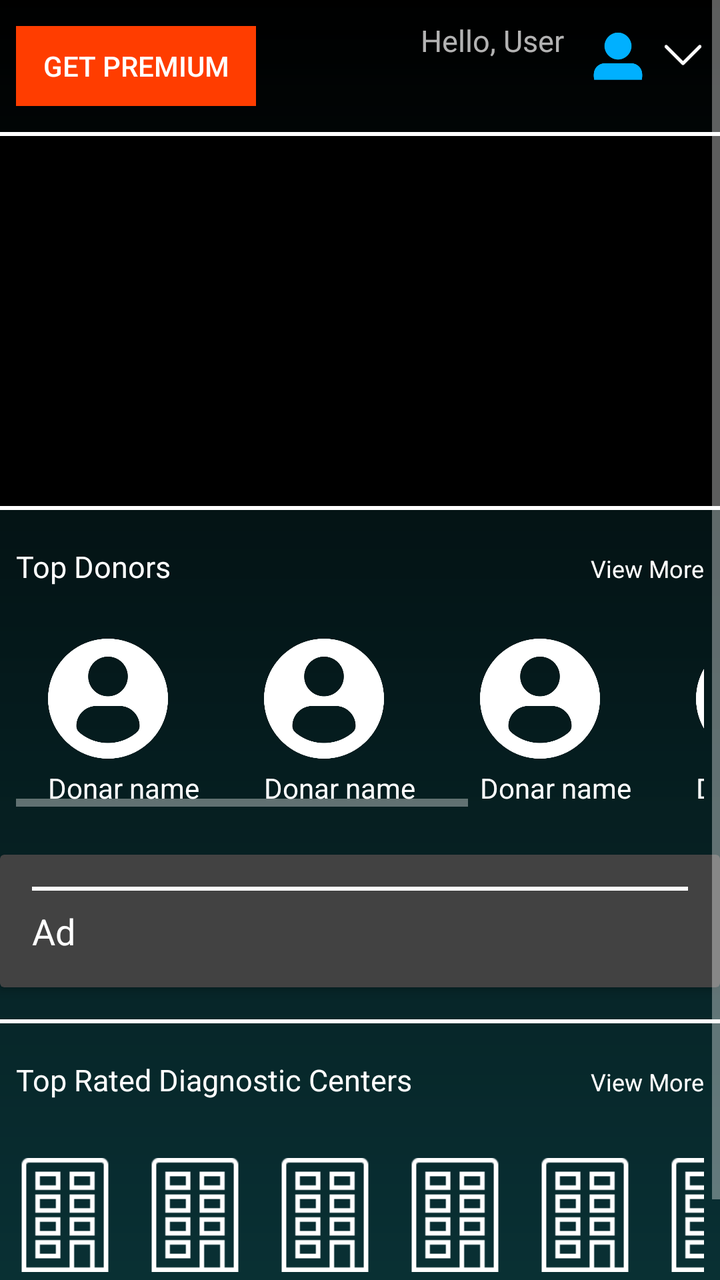
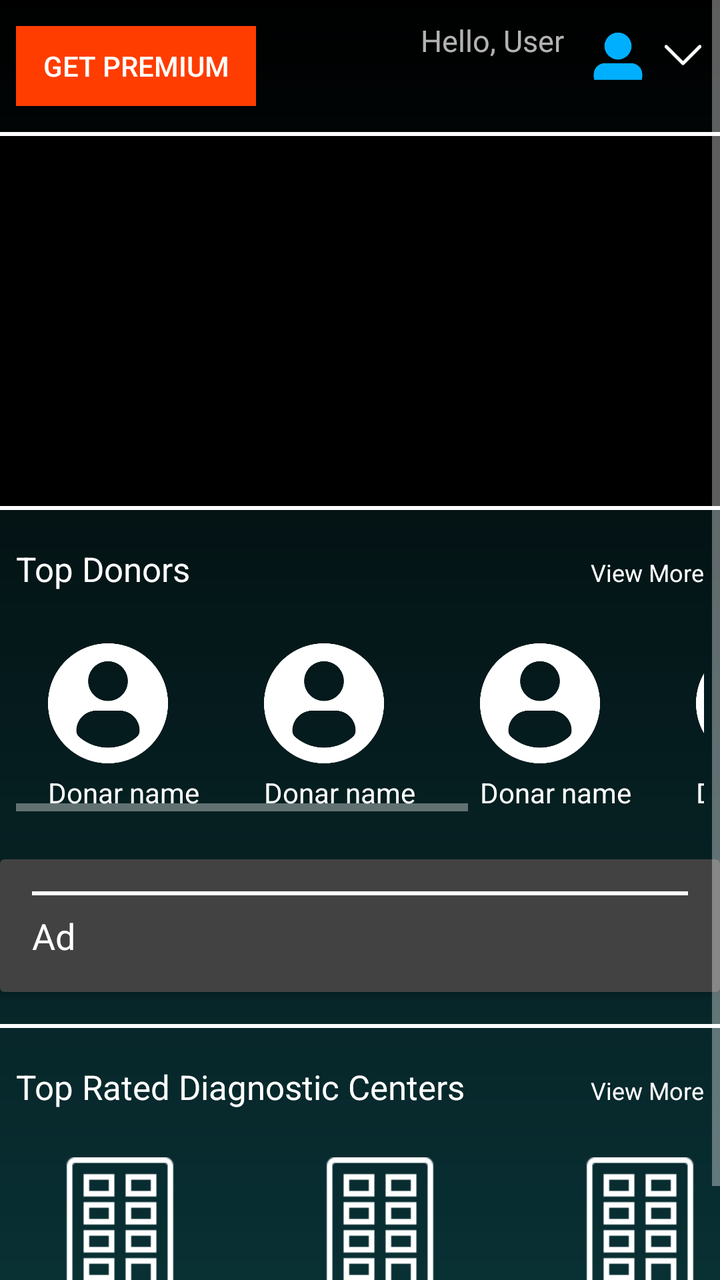

Before-and-after screenshots of an Android layout around one commit, followed by the original layout XML and the change that was made.
<!-- AndroidManifest.xml: application theme Theme.AppCompat -->
<!-- res/layout/fragment_tab1.xml -->
<?xml version="1.0" encoding="utf-8"?>
<ScrollView xmlns:android="http://schemas.android.com/apk/res/android"
    xmlns:app="http://schemas.android.com/apk/res-auto"
    xmlns:tools="http://schemas.android.com/tools"
    android:layout_width="match_parent"
    android:background="@drawable/android_fade"
    android:layout_height="match_parent">

    <LinearLayout
        android:layout_width="match_parent"
        android:layout_height="match_parent"
        android:background="#85000000"
        android:orientation="vertical">
        
        <LinearLayout
            android:layout_width="match_parent"
            android:layout_height="50dp"
            android:layout_marginTop="8dp"
            android:layout_marginBottom="8dp"
            android:orientation="horizontal">

            
            <Button
                android:id="@+id/btnPremium"
                android:layout_width="120dp"
                android:layout_height="40dp"
                android:layout_gravity="center"
                android:layout_marginLeft="8dp"
                android:background="#FF3D00"
                android:text="Get Premium"
                android:textColor="#FFFFFF" />

            <TextView
                android:id="@+id/user_details"
                android:layout_width="wrap_content"
                android:layout_height="wrap_content"
                android:layout_gravity="right"
                android:layout_weight="1"
                android:gravity="end"
                android:paddingTop="2dp"
                android:paddingRight="10dp"
                android:text="Hello, User"
                android:textSize="15dp" />

            <ImageView
                android:layout_width="34dp"
                android:layout_height="40dp"
                android:layout_marginRight="5dp"
                android:src="@drawable/profile"
                app:tint="@color/light_blue_A400" />

            
            <ImageView
                android:id="@+id/imageView2"
                android:layout_width="21dp"
                android:layout_height="39dp"
                android:layout_marginRight="8dp"
                android:clickable="true"
                android:onClick="showPopupMenu"
                android:src="@drawable/down_arrow"
                app:tint="@color/white" />
        </LinearLayout>
        <View
            android:layout_width="match_parent"
            android:layout_height="2dp"
            android:background="#FFFFFF" />
        
        <androidx.viewpager.widget.ViewPager
            android:id="@+id/viewPager"
            android:layout_width="match_parent"
            android:layout_height="185dp"
            android:background="#000" />
        <View
            android:layout_width="match_parent"
            android:layout_height="2dp"
            android:background="#FFFFFF" />
        
        <LinearLayout
            android:layout_width="match_parent"
            android:layout_height="wrap_content"
            android:orientation="horizontal"
            android:layout_marginTop="10dp"
            android:padding="8dp">

            <TextView
                android:layout_width="0dp"
                android:layout_height="wrap_content"
                android:layout_weight="1"
                android:gravity="start"
                android:text="Top Donors"
                android:textColor="#FFFFFF"
                android:textSize="15sp" />

            <TextView
                android:layout_width="wrap_content"
                android:layout_height="wrap_content"
                android:onClick="onViewMoreClick"
                android:text="View More"
                android:id="@+id/textViewViewMore"
                android:textColor="#FFFFFF"
                android:textSize="12sp" />
        </LinearLayout>

        
        <HorizontalScrollView
            android:layout_width="match_parent"
            android:layout_height="wrap_content"
            android:layout_marginTop="10dp"
            android:padding="8dp">

            <LinearLayout
                android:layout_width="match_parent"
                android:layout_height="wrap_content"
                android:orientation="horizontal">

                
                <LinearLayout
                    android:layout_width="wrap_content"
                    android:layout_height="wrap_content"
                    android:gravity="center_horizontal"
                    android:orientation="vertical">

                    <ImageView
                        android:layout_width="100dp"
                        android:layout_height="60dp"
                        android:id="@+id/donar1"
                        android:layout_marginRight="8dp"
                        android:src="@drawable/profi" />

                    <TextView
                        android:layout_width="wrap_content"
                        android:layout_height="wrap_content"
                        android:paddingTop="5dp"
                        android:id="@+id/donarname1"
                        android:text="Donar name"
                        android:textColor="#FFFFFF" />
                </LinearLayout>

                <LinearLayout
                    android:layout_width="wrap_content"
                    android:layout_height="wrap_content"
                    android:gravity="center_horizontal"
                    android:orientation="vertical">

                    <ImageView
                        android:layout_width="100dp"
                        android:layout_height="60dp"
                        android:layout_marginRight="8dp"
                        android:id="@+id/donar2"
                        android:src="@drawable/profi" />

                    <TextView
                        android:layout_width="wrap_content"
                        android:layout_height="wrap_content"
                        android:paddingTop="5dp"
                        android:text="Donar name"
                        android:id="@+id/donarname2"
                        android:textColor="#FFFFFF" />
                </LinearLayout>

                <LinearLayout
                    android:layout_width="wrap_content"
                    android:layout_height="wrap_content"
                    android:gravity="center_horizontal"
                    android:orientation="vertical">

                    <ImageView
                        android:layout_width="100dp"
                        android:layout_height="60dp"
                        android:layout_marginRight="8dp"
                        android:id="@+id/donar3"
                        android:src="@drawable/profi" />

                    <TextView
                        android:layout_width="wrap_content"
                        android:layout_height="wrap_content"
                        android:paddingTop="5dp"
                        android:id="@+id/donarname3"
                        android:text="Donar name"
                        android:textColor="#FFFFFF" />
                </LinearLayout>

                <LinearLayout
                    android:layout_width="wrap_content"
                    android:layout_height="wrap_content"
                    android:gravity="center_horizontal"
                    android:orientation="vertical">

                    <ImageView
                        android:layout_width="100dp"
                        android:layout_height="60dp"
                        android:layout_marginRight="8dp"
                        android:id="@+id/donar4"
                        android:src="@drawable/profi" />

                    <TextView
                        android:layout_width="wrap_content"
                        android:layout_height="wrap_content"
                        android:paddingTop="5dp"
                        android:text="Donar name"
                        android:id="@+id/donarname4"
                        android:textColor="#FFFFFF" />
                </LinearLayout>

                <LinearLayout
                    android:layout_width="wrap_content"
                    android:layout_height="wrap_content"
                    android:gravity="center_horizontal"
                    android:orientation="vertical">

                    <ImageView
                        android:layout_width="100dp"
                        android:layout_height="60dp"
                        android:id="@+id/donar5"
                        android:layout_marginRight="8dp"
                        android:src="@drawable/profi" />

                    <TextView
                        android:layout_width="wrap_content"
                        android:layout_height="wrap_content"
                        android:paddingTop="5dp"
                        android:id="@+id/donarname5"
                        android:text="Donar name"
                        android:textColor="#FFFFFF" />
                </LinearLayout>

                
            </LinearLayout>
        </HorizontalScrollView>
        
        <androidx.cardview.widget.CardView
            android:id="@+id/adView"
            android:layout_width="match_parent"
            android:layout_height="wrap_content"
            android:layout_marginTop="16dp"
            android:layout_marginBottom="16dp"
            android:elevation="4dp">

            <LinearLayout
                android:layout_width="match_parent"
                android:layout_height="wrap_content"
                android:orientation="vertical"
                android:padding="16dp">
                
                <View
                    android:layout_width="match_parent"
                    android:layout_height="2dp"
                    android:background="#FFFFFF" />

                
                <TextView
                    android:layout_width="wrap_content"
                    android:layout_height="wrap_content"
                    android:layout_marginTop="8dp"
                    android:text="Ad"
                    android:textColor="#FFFFFF"
                    android:textSize="18sp" />
            </LinearLayout>
        </androidx.cardview.widget.CardView>
        <View
            android:layout_width="match_parent"
            android:layout_height="2dp"
            android:background="#FFFFFF" />
        
        <LinearLayout
            android:layout_width="match_parent"
            android:layout_height="wrap_content"
            android:orientation="horizontal"
            android:layout_marginTop="10dp"
            android:padding="8dp">

            <TextView
                android:layout_width="0dp"
                android:layout_height="wrap_content"
                android:layout_weight="1"
                android:gravity="start"
                android:text="Top Rated Diagnostic Centers"
                android:textColor="#FFFFFF"
                android:textSize="15sp" />

            <TextView
                android:layout_width="wrap_content"
                android:layout_height="wrap_content"
                android:onClick="onViewMoreDiagnosticCentersClick"
                android:text="View More"
                android:textColor="#FFFFFF"
                android:textSize="12sp" />
        </LinearLayout>

        
        <HorizontalScrollView
            android:layout_width="match_parent"
            android:layout_height="wrap_content"
            android:layout_marginTop="8dp"
            android:padding="8dp">

            <LinearLayout
                android:layout_width="wrap_content"
                android:layout_height="wrap_content"
                android:orientation="horizontal">

                

                
                <LinearLayout
                    android:layout_width="wrap_content"
                    android:layout_height="wrap_content"
                    android:gravity="center_horizontal"
                    android:orientation="vertical">

                    <ImageView
                        android:layout_width="57dp"
                        android:layout_height="67dp"
                        android:layout_marginRight="8dp"
                        android:src="@drawable/placeholder_building"
                        app:tint="@color/white" />

                    <TextView
                        android:layout_width="wrap_content"
                        android:layout_height="wrap_content"
                        android:layout_marginRight="5dp"
                        android:paddingTop="5dp"
                        android:text="Name"
                        android:textColor="#FFFFFF" />

                </LinearLayout>

                <LinearLayout
                    android:layout_width="wrap_content"
                    android:layout_height="wrap_content"
                    android:gravity="center_horizontal"
                    android:orientation="vertical">

                    <ImageView
                        android:layout_width="57dp"
                        android:layout_height="67dp"
                        android:layout_marginRight="8dp"
                        android:src="@drawable/placeholder_building"
                        app:tint="@color/white" />

                    <TextView
                        android:layout_width="wrap_content"
                        android:layout_height="wrap_content"
                        android:layout_marginRight="5dp"
                        android:paddingTop="5dp"
                        android:text="Name"
                        android:textColor="#FFFFFF" />

                </LinearLayout>

                <LinearLayout
                    android:layout_width="wrap_content"
                    android:layout_height="wrap_content"
                    android:gravity="center_horizontal"
                    android:orientation="vertical">

                    <ImageView
                        android:layout_width="57dp"
                        android:layout_height="67dp"
                        android:layout_marginRight="8dp"
                        android:src="@drawable/placeholder_building"
                        app:tint="@color/white" />

                    <TextView
                        android:layout_width="wrap_content"
                        android:layout_height="wrap_content"
                        android:layout_marginRight="5dp"
                        android:paddingTop="5dp"
                        android:text="Name"
                        android:textColor="#FFFFFF" />

                </LinearLayout>

                <LinearLayout
                    android:layout_width="wrap_content"
                    android:layout_height="wrap_content"
                    android:gravity="center_horizontal"
                    android:orientation="vertical">

                    <ImageView
                        android:layout_width="57dp"
                        android:layout_height="67dp"
                        android:layout_marginRight="8dp"
                        android:src="@drawable/placeholder_building"
                        app:tint="@color/white" />

                    <TextView
                        android:layout_width="wrap_content"
                        android:layout_height="wrap_content"
                        android:layout_marginRight="5dp"
                        android:paddingTop="5dp"
                        android:text="Name"
                        android:textColor="#FFFFFF" />

                </LinearLayout>

                <LinearLayout
                    android:layout_width="wrap_content"
                    android:layout_height="wrap_content"
                    android:gravity="center_horizontal"
                    android:orientation="vertical">

                    <ImageView
                        android:layout_width="57dp"
                        android:layout_height="67dp"
                        android:layout_marginRight="8dp"
                        android:src="@drawable/placeholder_building"
                        app:tint="@color/white" />

                    <TextView
                        android:layout_width="wrap_content"
                        android:layout_height="wrap_content"
                        android:layout_marginRight="5dp"
                        android:paddingTop="5dp"
                        android:text="Name"
                        android:textColor="#FFFFFF" />

                </LinearLayout>

                <LinearLayout
                    android:layout_width="wrap_content"
                    android:layout_height="wrap_content"
                    android:gravity="center_horizontal"
                    android:orientation="vertical">

                    <ImageView
                        android:layout_width="57dp"
                        android:layout_height="67dp"
                        android:layout_marginRight="8dp"
                        android:src="@drawable/placeholder_building"
                        app:tint="@color/white" />

                    <TextView
                        android:layout_width="wrap_content"
                        android:layout_height="wrap_content"
                        android:layout_marginRight="5dp"
                        android:paddingTop="5dp"
                        android:text="Name"
                        android:textColor="#FFFFFF" />

                </LinearLayout>

                <LinearLayout
                    android:layout_width="wrap_content"
                    android:layout_height="wrap_content"
                    android:gravity="center_horizontal"
                    android:orientation="vertical">

                    <ImageView
                        android:layout_width="57dp"
                        android:layout_height="67dp"
                        android:layout_marginRight="8dp"
                        android:src="@drawable/placeholder_building"
                        app:tint="@color/white" />

                    <TextView
                        android:layout_width="wrap_content"
                        android:layout_height="wrap_content"
                        android:layout_marginRight="5dp"
                        android:paddingTop="5dp"
                        android:text="Name"
                        android:textColor="#FFFFFF" />

                </LinearLayout>

                <LinearLayout
                    android:layout_width="wrap_content"
                    android:layout_height="wrap_content"
                    android:gravity="center_horizontal"
                    android:orientation="vertical">

                    <ImageView
                        android:layout_width="57dp"
                        android:layout_height="67dp"
                        android:layout_marginRight="8dp"
                        android:src="@drawable/placeholder_building"
                        app:tint="@color/white" />

                    <TextView
                        android:layout_width="wrap_content"
                        android:layout_height="wrap_content"
                        android:layout_marginRight="5dp"
                        android:paddingTop="5dp"
                        android:text="Name"
                        android:textColor="#FFFFFF" />

                </LinearLayout>
            </LinearLayout>
        </HorizontalScrollView>
        <View
            android:layout_width="match_parent"
            android:layout_height="2dp"
            android:layout_marginTop="8dp"
            android:background="#FFFFFF" />
    </LinearLayout>
</ScrollView>
<!-- resources referenced by this layout -->
<resources>
  <color name="light_blue_A400">#FF00B0FF</color>
  <color name="white">#FFFFFFFF</color>
  <!-- drawable android_fade (drawable) -->
  <shape xmlns:android="http://schemas.android.com/apk/res/android">
      <gradient
          android:angle="270"
          android:endColor="#A100838F"
          android:startColor="#000000"
          android:type="linear" />
  </shape>
  <!-- drawable down_arrow: png bitmap (drawable, 510 bytes) -->
  <!-- drawable placeholder_building: png bitmap (drawable, 585 bytes) -->
  <!-- drawable profi: png bitmap (drawable, 16344 bytes) -->
  <!-- drawable profile: png bitmap (drawable, 2217 bytes) -->
</resources>

<!-- the commit's change to res/layout/fragment_tab1.xml (unified diff, before → after) -->
@@ -19,7 +19,6 @@
             android:layout_marginBottom="8dp"
             android:orientation="horizontal">
 
-            
             <Button
                 android:id="@+id/btnPremium"
                 android:layout_width="120dp"
@@ -89,7 +88,7 @@
                 android:gravity="start"
                 android:text="Top Donors"
                 android:textColor="#FFFFFF"
-                android:textSize="15sp" />
+                android:textSize="17sp" />
 
             <TextView
                 android:layout_width="wrap_content"
@@ -276,7 +275,7 @@
                 android:gravity="start"
                 android:text="Top Rated Diagnostic Centers"
                 android:textColor="#FFFFFF"
-                android:textSize="15sp" />
+                android:textSize="17sp" />
 
             <TextView
                 android:layout_width="wrap_content"
@@ -299,46 +298,53 @@
                 android:layout_height="wrap_content"
                 android:orientation="horizontal">
 
-                
-
-                
-                <LinearLayout
-                    android:layout_width="wrap_content"
-                    android:layout_height="wrap_content"
-                    android:gravity="center_horizontal"
-                    android:orientation="vertical">
-
-                    <ImageView
-                        android:layout_width="57dp"
-                        android:layout_height="67dp"
-                        android:layout_marginRight="8dp"
+                <LinearLayout
+                    android:id="@+id/diagnostic_center_item_1"
+                    android:layout_width="120dp"
+                    android:layout_marginEnd="10dp"
+                    android:layout_height="match_parent"
+                    android:gravity="center_horizontal"
+                    android:orientation="vertical">
+
+                    <ImageView
+                        android:id="@+id/diagnostic_center_image_1"
+                        android:layout_width="70dp"
+                        android:layout_height="70dp"
+                        android:layout_marginRight="8dp"
+                        android:adjustViewBounds="true"
                         android:src="@drawable/placeholder_building"
                         app:tint="@color/white" />
 
                     <TextView
-                        android:layout_width="wrap_content"
-                        android:layout_height="wrap_content"
-                        android:layout_marginRight="5dp"
+                        android:id="@+id/diagnostic_center_name_1"
+                        android:layout_width="wrap_content"
+                        android:layout_height="wrap_content"
                         android:paddingTop="5dp"
                         android:text="Name"
                         android:textColor="#FFFFFF" />
 
                 </LinearLayout>
 
-                <LinearLayout
-                    android:layout_width="wrap_content"
-                    android:layout_height="wrap_content"
-                    android:gravity="center_horizontal"
-                    android:orientation="vertical">
-
-                    <ImageView
-                        android:layout_width="57dp"
-                        android:layout_height="67dp"
+                
+                <LinearLayout
+                    android:id="@+id/diagnostic_center_item_2"
+                    android:layout_width="120dp"
+                    android:layout_height="wrap_content"
+                    android:layout_marginEnd="10dp"
+                    android:gravity="center_horizontal"
+                    android:orientation="vertical">
+
+                    <ImageView
+                        android:id="@+id/diagnostic_center_image_2"
+                        android:layout_width="70dp"
+                        android:layout_height="70dp"
+                        android:adjustViewBounds="true"
                         android:layout_marginRight="8dp"
                         android:src="@drawable/placeholder_building"
                         app:tint="@color/white" />
 
                     <TextView
+                        android:id="@+id/diagnostic_center_name_2"
                         android:layout_width="wrap_content"
                         android:layout_height="wrap_content"
                         android:layout_marginRight="5dp"
@@ -348,43 +354,54 @@
 
                 </LinearLayout>
 
-                <LinearLayout
-                    android:layout_width="wrap_content"
-                    android:layout_height="wrap_content"
-                    android:gravity="center_horizontal"
-                    android:orientation="vertical">
-
-                    <ImageView
-                        android:layout_width="57dp"
-                        android:layout_height="67dp"
+                
+                <LinearLayout
+                    android:id="@+id/diagnostic_center_item_3"
+                    android:layout_width="120dp"
+                    android:layout_height="wrap_content"
+                    android:gravity="center_horizontal"
+                    android:orientation="vertical">
+
+                    <ImageView
+                        android:id="@+id/diagnostic_center_image_3"
+                        android:layout_width="70dp"
+                        android:layout_height="70dp"
                         android:layout_marginRight="8dp"
                         android:src="@drawable/placeholder_building"
                         app:tint="@color/white" />
 
                     <TextView
+                        android:id="@+id/diagnostic_center_name_3"
                         android:layout_width="wrap_content"
                         android:layout_height="wrap_content"
                         android:layout_marginRight="5dp"
+                        android:adjustViewBounds="true"
                         android:paddingTop="5dp"
                         android:text="Name"
                         android:textColor="#FFFFFF" />
 
                 </LinearLayout>
 
-                <LinearLayout
-                    android:layout_width="wrap_content"
-                    android:layout_height="wrap_content"
-                    android:gravity="center_horizontal"
-                    android:orientation="vertical">
-
-                    <ImageView
-                        android:layout_width="57dp"
-                        android:layout_height="67dp"
+                
+                <LinearLayout
+                    android:id="@+id/diagnostic_center_item_4"
+                    android:layout_width="120dp"
+                    android:layout_marginEnd="10dp"
+                    android:layout_height="wrap_content"
+                    android:gravity="center_horizontal"
+                    android:orientation="vertical">
+
+                    <ImageView
+                        android:id="@+id/diagnostic_center_image_4"
+                        android:layout_width="70dp"
+                        android:layout_height="70dp"
+                        android:layout_marginEnd="10dp"
                         android:layout_marginRight="8dp"
                         android:src="@drawable/placeholder_building"
                         app:tint="@color/white" />
 
                     <TextView
+                        android:id="@+id/diagnostic_center_name_4"
                         android:layout_width="wrap_content"
                         android:layout_height="wrap_content"
                         android:layout_marginRight="5dp"
@@ -395,88 +412,22 @@
                 </LinearLayout>
 
                 <LinearLayout
-                    android:layout_width="wrap_content"
-                    android:layout_height="wrap_content"
-                    android:gravity="center_horizontal"
-                    android:orientation="vertical">
-
-                    <ImageView
-                        android:layout_width="57dp"
-                        android:layout_height="67dp"
+                    android:id="@+id/diagnostic_center_item_5"
+                    android:layout_width="120dp"
+                    android:layout_height="wrap_content"
+                    android:gravity="center_horizontal"
+                    android:orientation="vertical">
+
+                    <ImageView
+                        android:id="@+id/diagnostic_center_image_5"
+                        android:layout_width="70dp"
+                        android:layout_height="70dp"
                         android:layout_marginRight="8dp"
                         android:src="@drawable/placeholder_building"
                         app:tint="@color/white" />
 
                     <TextView
-                        android:layout_width="wrap_content"
-                        android:layout_height="wrap_content"
-                        android:layout_marginRight="5dp"
-                        android:paddingTop="5dp"
-                        android:text="Name"
-                        android:textColor="#FFFFFF" />
-
-                </LinearLayout>
-
-                <LinearLayout
-                    android:layout_width="wrap_content"
-                    android:layout_height="wrap_content"
-                    android:gravity="center_horizontal"
-                    android:orientation="vertical">
-
-                    <ImageView
-                        android:layout_width="57dp"
-                        android:layout_height="67dp"
-                        android:layout_marginRight="8dp"
-                        android:src="@drawable/placeholder_building"
-                        app:tint="@color/white" />
-
-                    <TextView
-                        android:layout_width="wrap_content"
-                        android:layout_height="wrap_content"
-                        android:layout_marginRight="5dp"
-                        android:paddingTop="5dp"
-                        android:text="Name"
-                        android:textColor="#FFFFFF" />
-
-                </LinearLayout>
-
-                <LinearLayout
-                    android:layout_width="wrap_content"
-                    android:layout_height="wrap_content"
-                    android:gravity="center_horizontal"
-                    android:orientation="vertical">
-
-                    <ImageView
-                        android:layout_width="57dp"
-                        android:layout_height="67dp"
-                        android:layout_marginRight="8dp"
-                        android:src="@drawable/placeholder_building"
-                        app:tint="@color/white" />
-
-                    <TextView
-                        android:layout_width="wrap_content"
-                        android:layout_height="wrap_content"
-                        android:layout_marginRight="5dp"
-                        android:paddingTop="5dp"
-                        android:text="Name"
-                        android:textColor="#FFFFFF" />
-
-                </LinearLayout>
-
-                <LinearLayout
-                    android:layout_width="wrap_content"
-                    android:layout_height="wrap_content"
-                    android:gravity="center_horizontal"
-                    android:orientation="vertical">
-
-                    <ImageView
-                        android:layout_width="57dp"
-                        android:layout_height="67dp"
-                        android:layout_marginRight="8dp"
-                        android:src="@drawable/placeholder_building"
-                        app:tint="@color/white" />
-
-                    <TextView
+                        android:id="@+id/diagnostic_center_name_5"
                         android:layout_width="wrap_content"
                         android:layout_height="wrap_content"
                         android:layout_marginRight="5dp"
